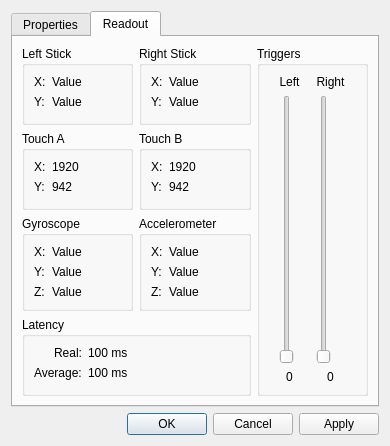
michael-fadely/ds4wizard, file ds4wizard-cpp/devicepropertiesdialog.ui: the form before one commit.
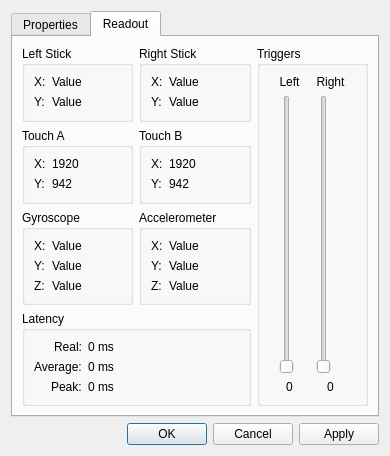
The form after the commit.

Commit message: readout tab done

Patch:
```diff
--- a/ds4wizard-cpp/devicepropertiesdialog.ui
+++ b/ds4wizard-cpp/devicepropertiesdialog.ui
@@ -504,7 +504,7 @@
           <item row="0" column="1">
            <widget class="QLabel" name="label_26">
             <property name="text">
-             <string>100 ms</string>
+             <string>0 ms</string>
             </property>
            </widget>
           </item>
@@ -518,7 +518,21 @@
           <item row="1" column="1">
            <widget class="QLabel" name="label_28">
             <property name="text">
-             <string>100 ms</string>
+             <string>0 ms</string>
+            </property>
+           </widget>
+          </item>
+          <item row="2" column="0">
+           <widget class="QLabel" name="label_14">
+            <property name="text">
+             <string>Peak:</string>
+            </property>
+           </widget>
+          </item>
+          <item row="2" column="1">
+           <widget class="QLabel" name="labelLatencyPeak">
+            <property name="text">
+             <string>0 ms</string>
             </property>
            </widget>
           </item>
@@ -553,6 +567,12 @@
           </item>
           <item row="1" column="0">
            <widget class="QSlider" name="sliderTriggerL">
+            <property name="enabled">
+             <bool>false</bool>
+            </property>
+            <property name="maximum">
+             <number>255</number>
+            </property>
             <property name="orientation">
              <enum>Qt::Vertical</enum>
             </property>
@@ -560,6 +580,12 @@
           </item>
           <item row="1" column="1">
            <widget class="QSlider" name="sliderTriggerR">
+            <property name="enabled">
+             <bool>false</bool>
+            </property>
+            <property name="maximum">
+             <number>255</number>
+            </property>
             <property name="orientation">
              <enum>Qt::Vertical</enum>
             </property>
```
Left out of the diff: 4 changed lines with no effect on the pictures. The commit also changes 4 other files.
